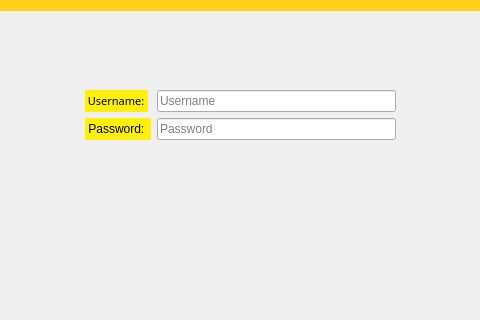
audrina-ebrahimi/Library, file sign_up.ui: the form before one commit; both pictures show x 405 to 885 and y 240 to 560 of the 1296 by 762 pixel window.
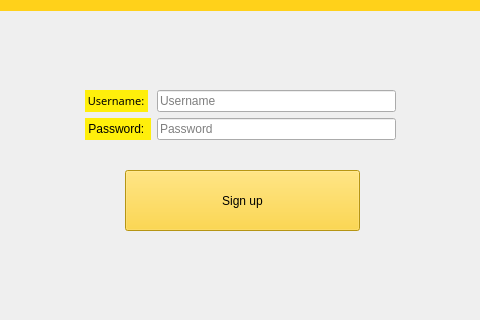
The form after the commit.

Diff of the .ui file:
```diff
--- a/sign_up.ui
+++ b/sign_up.ui
@@ -35,7 +35,7 @@
       <x>490</x>
       <y>330</y>
       <width>311</width>
-      <height>91</height>
+      <height>71</height>
      </rect>
     </property>
     <layout class="QFormLayout" name="formLayout">
@@ -151,6 +151,31 @@
      <set>Qt::AlignCenter</set>
     </property>
    </widget>
+   <widget class="QPushButton" name="sign_up_Button">
+    <property name="geometry">
+     <rect>
+      <x>530</x>
+      <y>410</y>
+      <width>235</width>
+      <height>61</height>
+     </rect>
+    </property>
+    <property name="cursor">
+     <cursorShape>PointingHandCursor</cursorShape>
+    </property>
+    <property name="toolTip">
+     <string>&lt;html&gt;&lt;head/&gt;&lt;body&gt;&lt;p&gt;&lt;span style=&quot; font-size:7pt;&quot;&gt;Sign up&lt;/span&gt;&lt;/p&gt;&lt;/body&gt;&lt;/html&gt;</string>
+    </property>
+    <property name="styleSheet">
+     <string notr="true">color: rgb(0, 0, 0);
+background-color: rgb(255, 209, 26);
+font: 18pt &quot;Tw Cen MT Condensed Extra Bold&quot;;
+</string>
+    </property>
+    <property name="text">
+     <string>Sign up</string>
+    </property>
+   </widget>
   </widget>
   <widget class="QStatusBar" name="statusbar"/>
  </widget>
```
Left out of the diff: 110 changed lines with no effect on the pictures.
